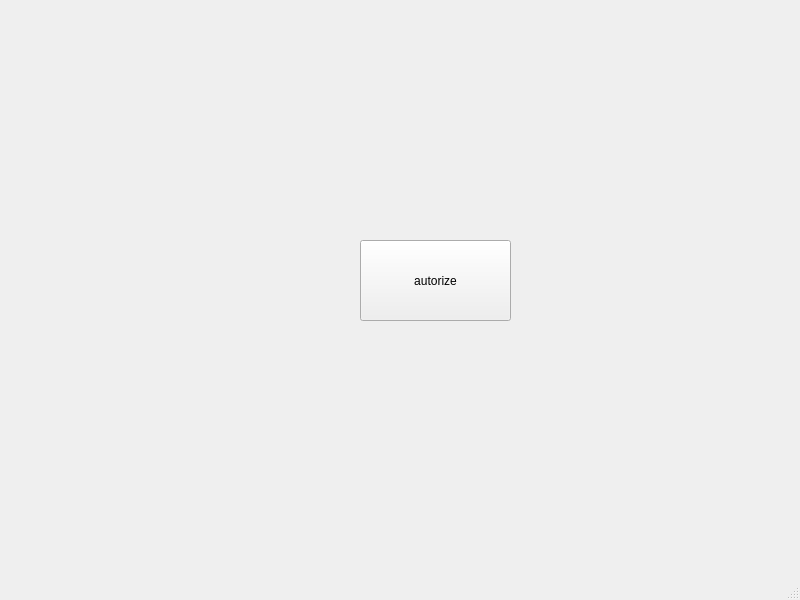
First picture: the form in mainwindow.ui, repository BeanDx/zoo-shop-qt-coursework, before the edit.
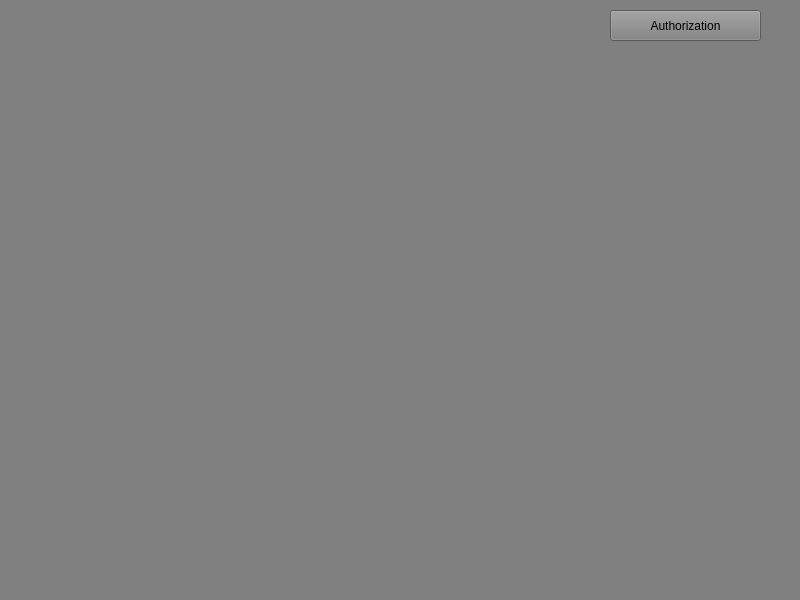
Second picture: the form after the edit.

Patch:
```diff
--- a/mainwindow.ui
+++ b/mainwindow.ui
@@ -13,18 +13,23 @@
   <property name="windowTitle">
    <string>MainWindow</string>
   </property>
+  <property name="styleSheet">
+   <string notr="true">* {
+	background-color: #808080;
+}</string>
+  </property>
   <widget class="QWidget" name="centralwidget">
    <widget class="QPushButton" name="pushButton">
     <property name="geometry">
      <rect>
-      <x>360</x>
-      <y>240</y>
+      <x>610</x>
+      <y>10</y>
       <width>151</width>
-      <height>81</height>
+      <height>31</height>
      </rect>
     </property>
     <property name="text">
-     <string>autorize</string>
+     <string>Authorization</string>
     </property>
    </widget>
   </widget>
```
